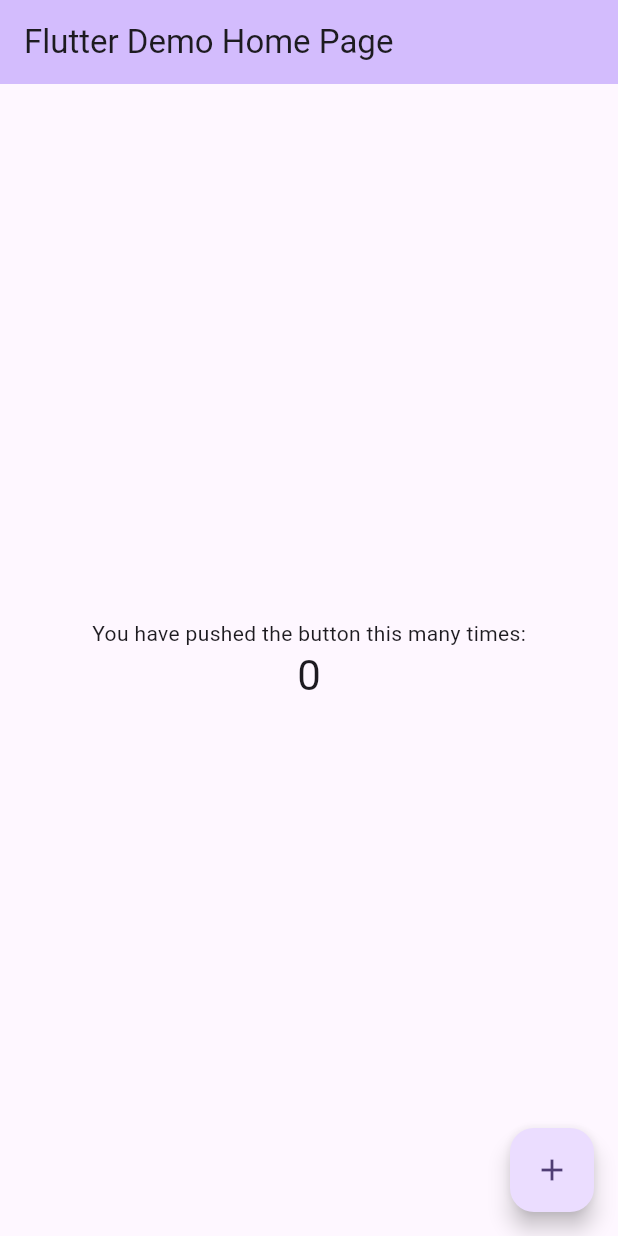
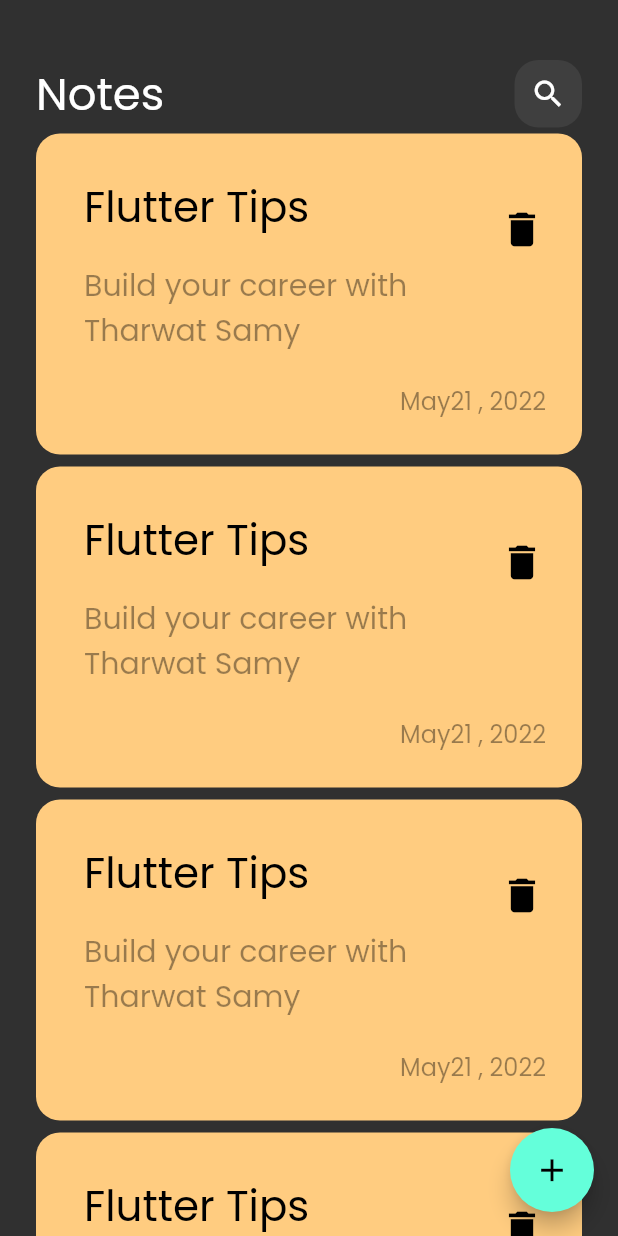
Before and after one commit to monayasser88/notes_app, a Flutter app: the screen it shows after launch, on a phone screen of 412 x 824 dp. Run offline on Flutter 3.47's test engine with Material 2 defaults, Android fonts, the phone set to English and light mode, and no system bars.

Commit message:
create floating action button

```diff
--- a/lib/main.dart
+++ b/lib/main.dart
@@ -1,125 +1,19 @@
 import 'package:flutter/material.dart';
+import 'package:notes_app/pages/notes_view.dart';
 
 void main() {
-  runApp(const MyApp());
+  runApp(const NotesApp());
 }
 
-class MyApp extends StatelessWidget {
-  const MyApp({super.key});
+class NotesApp extends StatelessWidget {
+  const NotesApp({super.key});
 
-  // This widget is the root of your application.
   @override
   Widget build(BuildContext context) {
     return MaterialApp(
-      title: 'Flutter Demo',
-      theme: ThemeData(
-        // This is the theme of your application.
-        //
-        // TRY THIS: Try running your application with "flutter run". You'll see
-        // the application has a blue toolbar. Then, without quitting the app,
-        // try changing the seedColor in the colorScheme below to Colors.green
-        // and then invoke "hot reload" (save your changes or press the "hot
-        // reload" button in a Flutter-supported IDE, or press "r" if you used
-        // the command line to start the app).
-        //
-        // Notice that the counter didn't reset back to zero; the application
-        // state is not lost during the reload. To reset the state, use hot
-        // restart instead.
-        //
-        // This works for code too, not just values: Most code changes can be
-        // tested with just a hot reload.
-        colorScheme: ColorScheme.fromSeed(seedColor: Colors.deepPurple),
-        useMaterial3: true,
-      ),
-      home: const MyHomePage(title: 'Flutter Demo Home Page'),
+      debugShowCheckedModeBanner: false,
+      theme: ThemeData(brightness: Brightness.dark, fontFamily: 'Poppins'),
+      home: const NotesView(),
     );
   }
 }
-
-class MyHomePage extends StatefulWidget {
-  const MyHomePage({super.key, required this.title});
-
-  // This widget is the home page of your application. It is stateful, meaning
-  // that it has a State object (defined below) that contains fields that affect
-  // how it looks.
-
-  // This class is the configuration for the state. It holds the values (in this
-  // case the title) provided by the parent (in this case the App widget) and
-  // used by the build method of the State. Fields in a Widget subclass are
-  // always marked "final".
-
-  final String title;
-
-  @override
-  State<MyHomePage> createState() => _MyHomePageState();
-}
-
-class _MyHomePageState extends State<MyHomePage> {
-  int _counter = 0;
-
-  void _incrementCounter() {
-    setState(() {
-      // This call to setState tells the Flutter framework that something has
-      // changed in this State, which causes it to rerun the build method below
-      // so that the display can reflect the updated values. If we changed
-      // _counter without calling setState(), then the build method would not be
-      // called again, and so nothing would appear to happen.
-      _counter++;
-    });
-  }
-
-  @override
-  Widget build(BuildContext context) {
-    // This method is rerun every time setState is called, for instance as done
-    // by the _incrementCounter method above.
-    //
-    // The Flutter framework has been optimized to make rerunning build methods
-    // fast, so that you can just rebuild anything that needs updating rather
-    // than having to individually change instances of widgets.
-    return Scaffold(
-      appBar: AppBar(
-        // TRY THIS: Try changing the color here to a specific color (to
-        // Colors.amber, perhaps?) and trigger a hot reload to see the AppBar
-        // change color while the other colors stay the same.
-        backgroundColor: Theme.of(context).colorScheme.inversePrimary,
-        // Here we take the value from the MyHomePage object that was created by
-        // the App.build method, and use it to set our appbar title.
-        title: Text(widget.title),
-      ),
-      body: Center(
-        // Center is a layout widget. It takes a single child and positions it
-        // in the middle of the parent.
-        child: Column(
-          // Column is also a layout widget. It takes a list of children and
-          // arranges them vertically. By default, it sizes itself to fit its
-          // children horizontally, and tries to be as tall as its parent.
-          //
-          // Column has various properties to control how it sizes itself and
-          // how it positions its children. Here we use mainAxisAlignment to
-          // center the children vertically; the main axis here is the vertical
-          // axis because Columns are vertical (the cross axis would be
-          // horizontal).
-          //
-          // TRY THIS: Invoke "debug painting" (choose the "Toggle Debug Paint"
-          // action in the IDE, or press "p" in the console), to see the
-          // wireframe for each widget.
-          mainAxisAlignment: MainAxisAlignment.center,
-          children: <Widget>[
-            const Text(
-              'You have pushed the button this many times:',
-            ),
-            Text(
-              '$_counter',
-              style: Theme.of(context).textTheme.headlineMedium,
-            ),
-          ],
-        ),
-      ),
-      floatingActionButton: FloatingActionButton(
-        onPressed: _incrementCounter,
-        tooltip: 'Increment',
-        child: const Icon(Icons.add),
-      ), // This trailing comma makes auto-formatting nicer for build methods.
-    );
-  }
-}
--- /dev/null
+++ b/lib/pages/notes_view.dart
@@ -0,0 +1,20 @@
+import 'package:flutter/material.dart';
+import 'package:notes_app/widgets/notes_view_body.dart';
+
+class NotesView extends StatelessWidget {
+  const NotesView({super.key});
+
+  @override
+  Widget build(BuildContext context) {
+    return Scaffold(
+      floatingActionButton: FloatingActionButton(
+        onPressed: () {},
+        child: Icon(
+          Icons.add,
+          size: 25,
+        ),
+      ),
+      body: NotesViewBody(),
+    );
+  }
+}
--- /dev/null
+++ b/lib/widgets/custom_appbar.dart
@@ -0,0 +1,17 @@
+import 'package:flutter/material.dart';
+import 'package:notes_app/widgets/custom_search_icon.dart';
+
+class CustomAppBar extends StatelessWidget {
+  const CustomAppBar({super.key});
+
+  @override
+  Widget build(BuildContext context) {
+    return Row(
+      mainAxisAlignment: MainAxisAlignment.spaceBetween,
+      children: [
+        Text('Notes', style: TextStyle(fontSize: 30,color: Colors.white),),
+        CustomSearchIcon(),
+      ],
+    );
+  }
+}
--- /dev/null
+++ b/lib/widgets/custom_search_icon.dart
@@ -0,0 +1,21 @@
+import 'package:flutter/material.dart';
+
+class CustomSearchIcon extends StatelessWidget {
+  const CustomSearchIcon({super.key});
+
+  @override
+  Widget build(BuildContext context) {
+    return Container(
+      height: 45,
+      width: 45,
+      decoration: BoxDecoration(
+          borderRadius: BorderRadius.circular(16),
+          color: Colors.white.withOpacity(0.07)),
+      child: Icon(
+        Icons.search,
+        color: Colors.white,
+        size: 24,
+      ),
+    );
+  }
+}
--- /dev/null
+++ b/lib/widgets/note_item.dart
@@ -0,0 +1,48 @@
+import 'package:flutter/material.dart';
+
+class NoteItem extends StatelessWidget {
+  const NoteItem({super.key});
+
+  @override
+  Widget build(BuildContext context) {
+    return Container(
+      decoration: BoxDecoration(
+          color: Color(0xffffcc80), borderRadius: BorderRadius.circular(16)),
+      child: Padding(
+        padding: const EdgeInsets.only(top: 24, bottom: 24, left: 16),
+        child: Column(
+          crossAxisAlignment: CrossAxisAlignment.end,
+          children: [
+            ListTile(
+              title: Text(
+                'Flutter Tips',
+                style: TextStyle(fontSize: 28, color: Colors.black),
+              ),
+              subtitle: Padding(
+                padding: const EdgeInsets.only(top: 16, bottom: 16),
+                child: Text('Build your career with Tharwat Samy',
+                    style: TextStyle(
+                        fontSize: 20, color: Colors.black.withOpacity(.4))),
+              ),
+              trailing: IconButton(
+                  onPressed: () {},
+                  icon: Icon(
+                    Icons.delete,
+                    size: 30,
+                    color: Colors.black,
+                  )),
+            ),
+            Padding(
+              padding: const EdgeInsets.only(right: 24),
+              child: Text(
+                'May21 , 2022',
+                style: TextStyle(
+                    fontSize: 16, color: Colors.black.withOpacity(.4)),
+              ),
+            )
+          ],
+        ),
+      ),
+    );
+  }
+}
--- /dev/null
+++ b/lib/widgets/notes_list_view.dart
@@ -0,0 +1,16 @@
+import 'package:flutter/material.dart';
+import 'package:notes_app/widgets/note_item.dart';
+
+class NotesListView extends StatelessWidget {
+  const NotesListView({super.key});
+
+  @override
+  Widget build(BuildContext context) {
+    return ListView.builder(itemBuilder: (context, index) {
+      return Padding(
+        padding: const EdgeInsets.symmetric(vertical: 4),
+        child: const NoteItem(),
+      );
+    });
+  }
+}
--- /dev/null
+++ b/lib/widgets/notes_view_body.dart
@@ -0,0 +1,24 @@
+import 'package:flutter/material.dart';
+import 'package:notes_app/widgets/custom_appbar.dart';
+import 'package:notes_app/widgets/notes_list_view.dart';
+
+class NotesViewBody extends StatelessWidget {
+  const NotesViewBody({super.key});
+
+  @override
+  Widget build(BuildContext context) {
+    return Padding(
+      padding: const EdgeInsets.symmetric(horizontal: 24),
+      child: Column(
+        children: [
+          SizedBox(
+            height: 40,
+          ),
+          CustomAppBar(),
+          Expanded(
+              child: NotesListView())
+        ],
+      ),
+    );
+  }
+}
```
Also changed, not shown: pubspec.yaml (+4 -11 lines), assets/fonts/Poppins-Regular.ttf (added), 1 other file.
